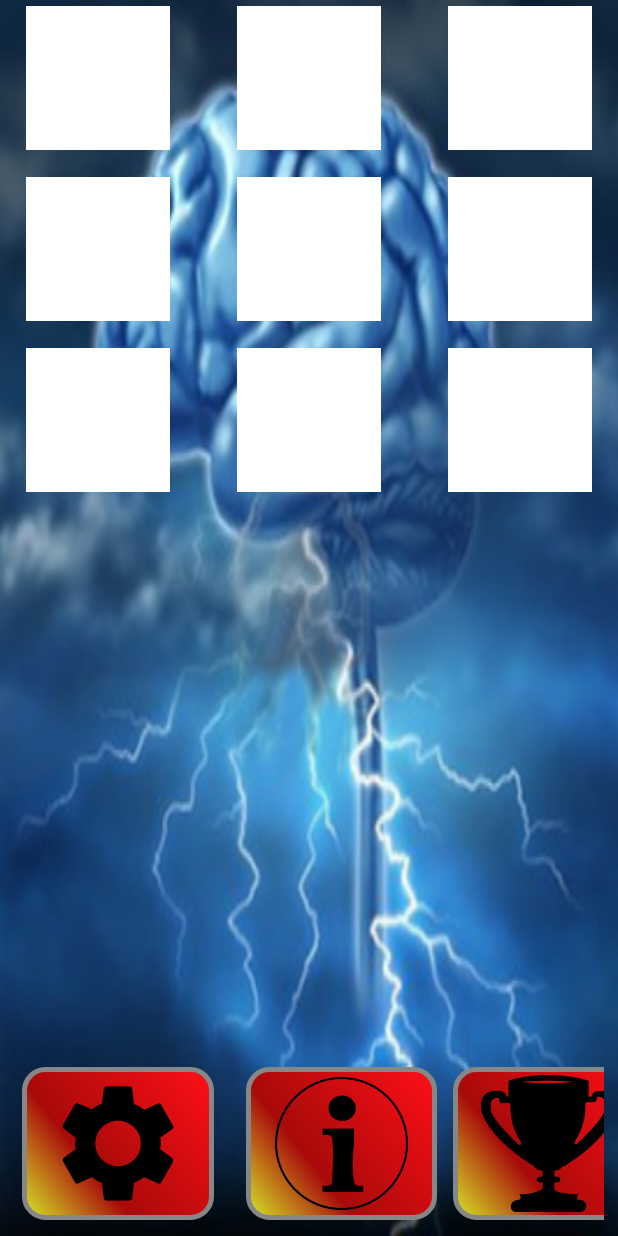
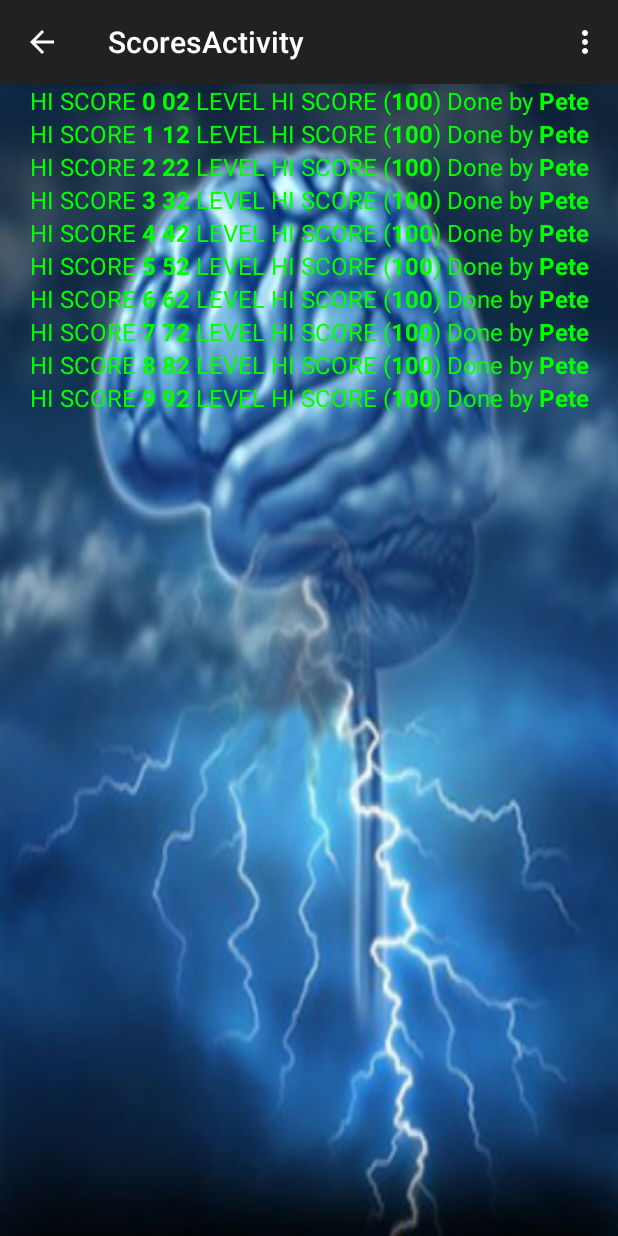
Before and after one commit to petripanula/BrainNDualBack, an Android app: the screen it shows after launch (MainActivity before the commit, ScoresActivity after it), after a tap on an icon or button, on a phone screen of 412 x 824 dp. Run offline under Robolectric (Android 15) with nearby library versions, the phone set to English and light mode, and no system bars; 9 statements that could not run were skipped.

Commit message:
Added scores activity

```diff
--- a/app/build.gradle
+++ b/app/build.gradle
@@ -22,8 +22,8 @@ android {
 dependencies {
     compile fileTree(include: ['*.jar'], dir: 'libs')
     compile project(':BaseGameUtils')
-    compile 'com.android.support:appcompat-v7:24.0.0-beta1'
+    compile 'com.android.support:appcompat-v7:23.0.1'
     compile 'com.google.android.gms:play-services:9.0.0'
-    compile 'com.android.support:support-v4:24.0.0-beta1'
+    compile 'com.android.support:support-v4:23.0.1'
     compile 'com.google.android.gms:play-services-analytics:9.0.0'
 }
--- a/app/src/main/AndroidManifest.xml
+++ b/app/src/main/AndroidManifest.xml
@@ -9,6 +9,10 @@
     <uses-permission android:name="com.android.vending.BILLING" />
     <uses-permission android:name="android.permission.INTERNET" />
     <uses-permission android:name="android.permission.ACCESS_NETWORK_STATE" />
+
+    <android:uses-permission android:name="android.permission.WRITE_EXTERNAL_STORAGE" />
+    <android:uses-permission android:name="android.permission.READ_PHONE_STATE" />
+    <android:uses-permission android:name="android.permission.READ_EXTERNAL_STORAGE" />
 
     <application
         android:allowBackup="true"
@@ -39,6 +43,14 @@
                 android:name="android.support.PARENT_ACTIVITY"
                 android:value="com.braindualxback.MainActivity" />
         </activity>
+        <activity
+            android:name=".ScoresActivity"
+            android:label="@string/title_activity_scores"
+            android:parentActivityName=".MainActivity" >
+            <meta-data
+                android:name="android.support.PARENT_ACTIVITY"
+                android:value="com.braindualxback.MainActivity" />
+        </activity>
     </application>
 
 </manifest>
--- a/app/src/main/java/com/braindualxback/DatabaseHandler.java
+++ b/app/src/main/java/com/braindualxback/DatabaseHandler.java
@@ -40,7 +40,7 @@ public class DatabaseHandler extends SQLiteOpenHelper {
         String CREATE_SCORE_TABLE = "CREATE TABLE " + TABLE_SCORE + "("
                 + KEY_ID_SCORE + " INTEGER PRIMARY KEY AUTOINCREMENT,"
                 + PLAYER_NAME + " TEXT,"
-                + DATE + " TEXT,"
+                + DATE + " int,"
                 + KEY_SCORE + " TEXT" + ")";
 
         if(MainActivity.ENABLE_LOGS) Log.d(MainActivity.TAG, "onCreate: " + CREATE_SCORE_TABLE);
@@ -65,14 +65,15 @@ public class DatabaseHandler extends SQLiteOpenHelper {
     }
 
     // Adding new score
-    public void addScore(String Player, String Date, int score) {
+    public void addScore(String Player, int score) {
 
         SQLiteDatabase db = this.getWritableDatabase();
 
         ContentValues values = new ContentValues();
 
-        values.put(PLAYER_NAME, Player); // score value
-        values.put(DATE, Date); // score value
+        values.put(PLAYER_NAME, Player); // name
+        //values.put(DATE, Date); // time
+        values.put(DATE, System.currentTimeMillis());
         values.put(KEY_SCORE, score); // score value
 
         // Inserting Values
@@ -123,21 +124,23 @@ public class DatabaseHandler extends SQLiteOpenHelper {
         int i = 0;
 
         String[] player = new String[cursor.getCount()];
-        String[] date = new String[cursor.getCount()];
+        //String[] date = new String[cursor.getCount()];
+        long[] date = new long[cursor.getCount()];
         String[] score = new String[cursor.getCount()];
 
 
         while (cursor.moveToNext()) {
 
             player[i] = cursor.getString(1);
-            date[i] = cursor.getString(2);
+            //date[i] = cursor.getString(2);
+            date[i] = cursor.getLong(2);
             score[i] = cursor.getString(3);
 
-            /*
+
             if(MainActivity.ENABLE_LOGS) Log.d(MainActivity.TAG, "cursor.getString(1): " + cursor.getString(1));
-            if(MainActivity.ENABLE_LOGS) Log.d(MainActivity.TAG, "cursor.getString(2): " + cursor.getString(2));
+            if(MainActivity.ENABLE_LOGS) Log.d(MainActivity.TAG, "cursor.getInt(2): " + cursor.getInt(2));
             if(MainActivity.ENABLE_LOGS) Log.d(MainActivity.TAG, "cursor.getString(3): " + cursor.getString(3));
-            */
+
 
             i++;
 
--- a/app/src/main/java/com/braindualxback/MainActivity.java
+++ b/app/src/main/java/com/braindualxback/MainActivity.java
@@ -54,6 +54,7 @@ import java.text.SimpleDateFormat;
 import java.util.ArrayList;
 import java.util.Arrays;
 import java.util.Calendar;
+import java.util.Date;
 import java.util.List;
 import java.util.Random;
 
@@ -117,7 +118,8 @@ public class MainActivity extends BaseGameActivity implements NumberPicker.OnVal
 
     public static String[] Hiscores;
     public static String[] Players;
-    public static String[] Dates;
+    //public static String[] Dates;
+    public static long[] Dates;
 
     private  List myVisualList = new ArrayList();
     private  List mySoundList = new ArrayList();
@@ -150,41 +152,42 @@ public class MainActivity extends BaseGameActivity implements NumberPicker.OnVal
         mTracker.setScreenName("MainActivity");
         mTracker.send(new HitBuilders.ScreenViewBuilder().build());
 
-        DateFormat df = new SimpleDateFormat("d MMM yyyy");
-        String date = df.format(Calendar.getInstance().getTime());
-
         DatabaseHandler db = new DatabaseHandler(this);
 
         //Removing all enteries....
         //db.ClearDB();
 
-        db.addScore("Pete",date,300);
-        db.addScore("Pete",date,560);
-        db.addScore("NA",date,2);
+        db.addScore("Pete",200);
+        db.addScore("Pete",660);
+        db.addScore("NA",7);
 
         Hiscores = new String[db.getDBsize()];
         Players = new String[db.getDBsize()];
-        Dates = new String[db.getDBsize()];
+        //Dates = new String[db.getDBsize()];
+        Dates = new long[db.getDBsize()];
 
         Object[] arrayObjects = db.getAll();
         Players = (String[])arrayObjects[0];
-        Dates = (String[])arrayObjects[1];
+        //Dates = (String[])arrayObjects[1];
+        Dates = (long[])arrayObjects[1];
         Hiscores = (String[])arrayObjects[2];
 
         //Hiscores = db.getAll();
         if (ENABLE_LOGS) Log.d("Pete", "Players: " + Arrays.toString(Players));
         if (ENABLE_LOGS) Log.d("Pete", "Dates: " + Arrays.toString(Dates));
         if (ENABLE_LOGS) Log.d("Pete", "Hiscores: " + Arrays.toString(Hiscores));
-        /*
-        Players = db.getAll("SELECT  * FROM " + TABLE_SCORE);
-        if (ENABLE_LOGS) Log.d("Pete", "Players: " + Arrays.toString(Players));
-
-        Dates = db.getAll("SELECT  * FROM " + TABLE_SCORE);
-        if (ENABLE_LOGS) Log.d("Pete", "Dates: " + Arrays.toString(Dates));
-         */
 
 
+        //SimpleDateFormat sdf = new SimpleDateFormat("MMM dd,yyyy HH:mm");
+        SimpleDateFormat sdf = new SimpleDateFormat("dd-MM-yyyy");
+        //Date resultdate = new Date(yourmilliseconds);
+        //System.out.println(sdf.format(resultdate));
 
+        for( int i = 0; i < Dates.length - 1; i++)
+        {
+            Date resultdate = new Date(Dates[i]);
+            if (ENABLE_LOGS) Log.d("Pete", "Converted Date: " + sdf.format(resultdate));
+        }
 
         Display display = getWindowManager().getDefaultDisplay();
         Point size = new Point();
@@ -433,6 +436,9 @@ public class MainActivity extends BaseGameActivity implements NumberPicker.OnVal
 
     public void onShowAchievementsRequested(View arg0){
         Toast.makeText(MainActivity.this, "onShowAchievementsRequested clicked!!!!", Toast.LENGTH_SHORT).show();
+
+        Intent intent = new Intent(this, ScoresActivity.class);
+        startActivity(intent);
     }
 
     public void turnOffScreen(){
--- /dev/null
+++ b/app/src/main/java/com/braindualxback/ScoresActivity.java
@@ -0,0 +1,112 @@
+package com.braindualxback;
+
+import android.content.pm.ActivityInfo;
+import android.graphics.Color;
+import android.support.v7.app.ActionBarActivity;
+import android.support.v7.app.AppCompatActivity;
+import android.os.Bundle;
+import android.text.Html;
+import android.util.Log;
+import android.util.TypedValue;
+import android.view.Gravity;
+import android.view.Menu;
+import android.view.MenuItem;
+import android.view.Window;
+import android.view.WindowManager;
+import android.widget.LinearLayout;
+import android.widget.TextView;
+
+import com.google.android.gms.games.Games;
+
+public class ScoresActivity extends AppCompatActivity {
+
+    String Player = "Pete";
+    @Override
+    protected void onCreate(Bundle savedInstanceState) {
+        requestWindowFeature(Window.FEATURE_NO_TITLE);
+        super.onCreate(savedInstanceState);
+
+        getWindow().setSoftInputMode(WindowManager.LayoutParams.SOFT_INPUT_STATE_ALWAYS_HIDDEN);
+        setRequestedOrientation(ActivityInfo.SCREEN_ORIENTATION_PORTRAIT);
+        getWindow().addFlags(WindowManager.LayoutParams.FLAG_KEEP_SCREEN_ON);
+
+        getWindow().setFlags(WindowManager.LayoutParams.FLAG_FULLSCREEN,
+                WindowManager.LayoutParams.FLAG_FULLSCREEN);
+
+        setContentView(R.layout.activity_scores);
+
+        String HTMLsourceString;
+        int FontSize = 16;
+
+        LinearLayout ll = (LinearLayout) findViewById(R.id.my_hiscore);
+
+        for(int j = 0; j < 10; j++){
+            // create a new textview
+            final TextView rowTextView = new TextView(this);
+
+            HTMLsourceString = "<font color=#00FF00> HI SCORE <b>" +j + " " + j+2 + "</b> LEVEL HI SCORE (<b>" + 100 + "</b>) Done by <b>" + Player + "</b></font>";
+
+            rowTextView.setText(Html.fromHtml(HTMLsourceString));
+            rowTextView.setGravity(Gravity.CENTER);
+            rowTextView.setTextColor(Color.WHITE);
+            rowTextView.setTextSize(TypedValue.COMPLEX_UNIT_SP, FontSize);
+            // add the textview to the linearlayout
+            ll.addView(rowTextView);
+        }
+    }
+
+    @Override
+    public boolean onCreateOptionsMenu(Menu menu) {
+        // Inflate the menu; this adds items to the action bar if it is present.
+        getMenuInflater().inflate(R.menu.menu_scores, menu);
+        return true;
+    }
+
+    @Override
+    public boolean onOptionsItemSelected(MenuItem item) {
+        // Handle action bar item clicks here. The action bar will
+        // automatically handle clicks on the Home/Up button, so long
+        // as you specify a parent activity in AndroidManifest.xml.
+        int id = item.getItemId();
+
+        //noinspection SimplifiableIfStatement
+        if (id == R.id.action_settings) {
+            return true;
+        }
+
+        return super.onOptionsItemSelected(item);
+    }
+
+    @Override
+    public void onResume() {
+        super.onResume();
+        if(MainActivity.ENABLE_LOGS) Log.v("Pete", "ScoresActivity onResume...");
+
+        /*
+        if (isSignedIn()) {
+            startActivityForResult(Games.Achievements.getAchievementsIntent(getApiClient()),RC_UNUSED);
+        } else {
+            showAlert(getString(R.string.achievements_not_available));
+        }
+        */
+
+    }
+
+    @Override
+    public void onPause() {
+        super.onPause();
+        if(MainActivity.ENABLE_LOGS) Log.v("Pete", "ScoresActivity onPause...");
+    }
+
+    @Override
+    public void onStart() {
+        if(MainActivity.ENABLE_LOGS) Log.v("Pete", "ScoresActivity onStart...");
+        super.onStart();
+    }
+
+    @Override
+    public void onStop() {
+        if(MainActivity.ENABLE_LOGS) Log.v("Pete", "ScoresActivity onStop...");
+        super.onStop();
+    }
+}
--- /dev/null
+++ b/app/src/main/res/layout/activity_scores.xml
@@ -0,0 +1,16 @@
+<ScrollView xmlns:android="http://schemas.android.com/apk/res/android"
+android:layout_width="fill_parent"
+android:layout_height="fill_parent"
+android:background="@drawable/brain" >
+
+    <LinearLayout
+        android:id="@+id/my_hiscore"
+        android:layout_width="fill_parent"
+        android:layout_height="wrap_content"
+        android:paddingLeft="16dp"
+        android:paddingRight="16dp"
+        android:gravity="center"
+        android:orientation="vertical" >
+
+    </LinearLayout>
+</ScrollView>
--- /dev/null
+++ b/app/src/main/res/menu/menu_scores.xml
@@ -0,0 +1,7 @@
+<menu xmlns:android="http://schemas.android.com/apk/res/android"
+    xmlns:app="http://schemas.android.com/apk/res-auto"
+    xmlns:tools="http://schemas.android.com/tools"
+    tools:context="com.braindualxback.ScoresActivity">
+    <item android:id="@+id/action_settings" android:title="@string/action_settings"
+        android:orderInCategory="100" app:showAsAction="never" />
+</menu>
--- a/app/src/main/res/values/strings.xml
+++ b/app/src/main/res/values/strings.xml
@@ -5,4 +5,5 @@
     <string name="action_settings">Settings</string>
     <string name="app_id">60837436772</string>
     <string name="title_activity_settings">SettingsActivity</string>
+    <string name="title_activity_scores">ScoresActivity</string>
 </resources>
```
